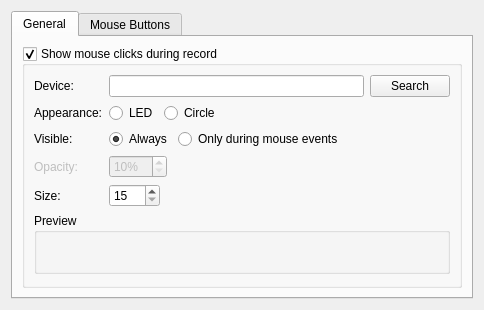
Qt form src/ui/mouseconfig.ui (hippich/recorditnow) before a commit.
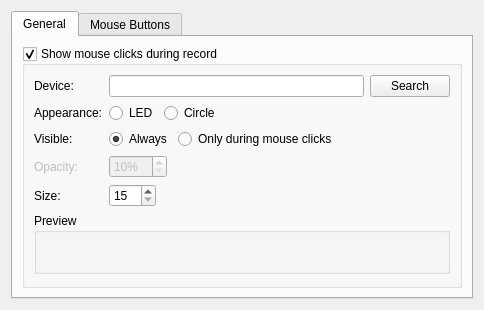
The same form after that commit. Custom widgets are drawn as their Qt base class.

```diff
--- a/src/ui/mouseconfig.ui
+++ b/src/ui/mouseconfig.ui
@@ -126,7 +126,7 @@
             <item>
              <widget class="QRadioButton" name="kcfg_mouseWidgetInvisible">
               <property name="text">
-               <string>Only during mouse events</string>
+               <string>Only during mouse clicks</string>
               </property>
               <property name="autoExclusive">
                <bool>false</bool>
@@ -155,7 +155,7 @@
           <item row="6" column="1">
            <widget class="KIntSpinBox" name="kcfg_cursorWidgetSize">
             <property name="suffix">
-             <string notr="true"> </string>
+             <string notr="true"/>
             </property>
             <property name="prefix">
              <string/>
```
